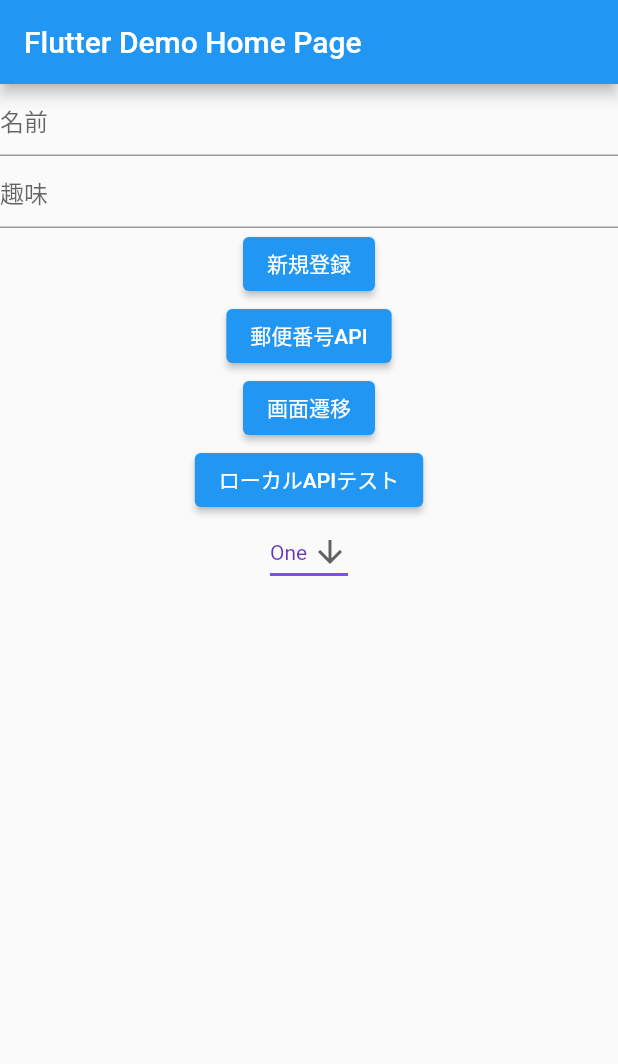
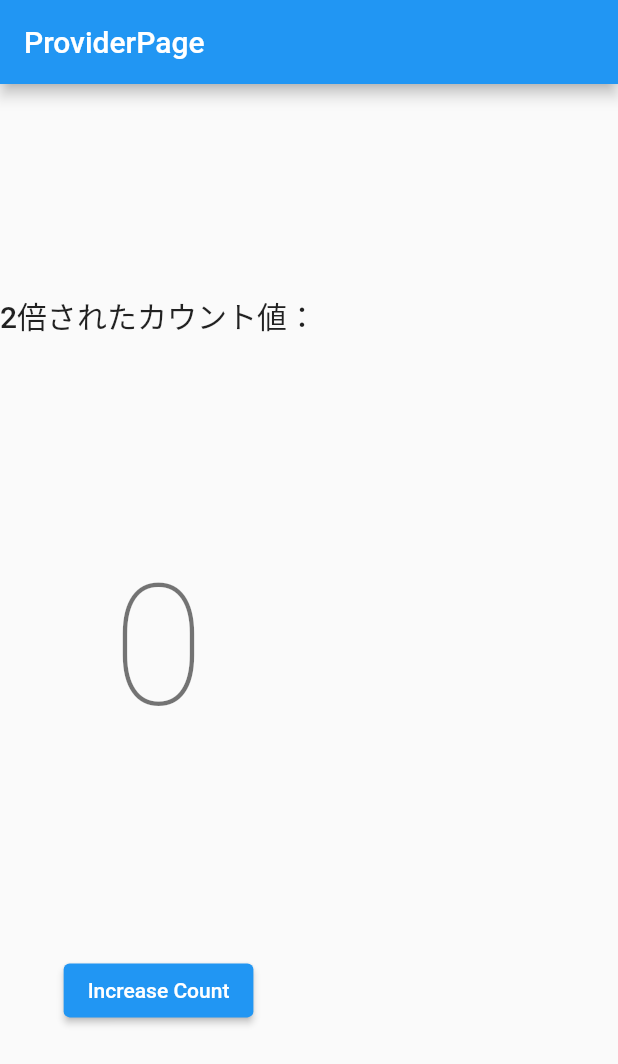
Before and after one commit to isshi06/flutter_sample_01, a Flutter app: the screen it shows after launch, on a phone screen of 412 x 824 dp. Shown: the top 1064 px of the screen. Run offline on Flutter 3.47's test engine with Material 2 defaults, Android fonts, the phone set to English and light mode, and no system bars; our stand-ins replace flutter_riverpod.

Commit message:
Riverpodサンプル

```diff
--- a/lib/main.dart
+++ b/lib/main.dart
@@ -1,9 +1,14 @@
 import 'package:flutter/material.dart';
 import 'package:flutter_sample_01/next_page.dart';
 import 'package:flutter_sample_01/service/api.dart';
+import 'package:flutter_riverpod/flutter_riverpod.dart';
 
 void main() {
-  runApp(const MyApp());
+  runApp(
+      const ProviderScope(
+        child: MyApp(),
+      ),
+  );
 }
 
 class MyApp extends StatelessWidget {
@@ -17,130 +22,58 @@ class MyApp extends StatelessWidget {
       theme: ThemeData(
         primarySwatch: Colors.blue,
       ),
-      home: const MyHomePage(title: 'Flutter Demo Home Page'),
+      home: const ProviderPage(),
     );
   }
 }
 
-class MyHomePage extends StatefulWidget {
-  const MyHomePage({Key? key, required this.title}) : super(key: key);
+// Provider example.
 
-  // このウィジェットは、アプリケーションのホームページです。ステートフル、つまり
-  // 影響を与えるフィールドを含むStateオブジェクト（以下に定義）があること
-  // それがどのように見えるか。
+// 1ずつ値を増加させるためのカウンターProvider
+final counterProvider = StateProvider((ref) => 0);
 
-  // このクラスは、状態の構成です。それは値を保持します（これでは
-  // 親（この場合はアプリウィジェット）によって提供されたタイトル）と
-  // stateのビルドメソッドで使用されます。ウィジェットサブクラスのフィールドは次のとおりです。
-  // 常に「最終」とマークされます。
+// カウンターの値を2倍にした値を提供するProvider
+final doubleCounterProvider = Provider((ref) {
+  final count = ref.watch(counterProvider);
+  return count * 2;
+});
 
-  final String title;
+// Widget example.
+class ProviderPage extends ConsumerWidget {
+  const ProviderPage({Key? key}) : super(key: key);
+
+  static const String title = 'ProviderPage';
+  static const String routeName = 'provider-page';
 
   @override
-  State<MyHomePage> createState() => _MyHomePageState();
-}
+  Widget build(BuildContext context, WidgetRef ref) {
+    // doubleCounterProvider を読み取る。
+    // counterProvider の状態が更新されると doubleCounterProvider も変更され、再構築される。
+    final doubleCount = ref.watch(doubleCounterProvider);
 
-class _MyHomePageState extends State<MyHomePage> {
-  int _counter = 0;
-  String dropdownValue = 'One';
-  ApiService api = ApiService();
-
-  void _incrementCounter() {
-    setState(() {
-      // このsetStateの呼び出しは、Flutterフレームワークに何かが持っていることを伝えます
-      // この状態で変更されたため、以下のビルドメソッドが再実行されます
-      // 表示に更新された値を反映できるようにします。変更した場合
-      // setState（）を呼び出さずに_counterを実行すると、ビルドメソッドは
-      // 再度呼び出されたため、何も起こらなかったようです。
-      _counter++;
-    });
-  }
-
-  final myController = TextEditingController();
-
-  @override
-  Widget build(BuildContext context) {
-    // このメソッドは、たとえば完了したように、setStateが呼び出されるたびに再実行されます。
-    // 上記の_incrementCounterメソッドによって。
     return Scaffold(
-      appBar: AppBar(
-        // ここでは、によって作成されたMyHomePageオブジェクトから値を取得します
-        // App.buildメソッドを使用し、それを使用してアプリバーのタイトルを設定します。
-        title: Text(widget.title),
+      appBar: AppBar(title: const Text(title)),
+      body: Column(
+        mainAxisAlignment: MainAxisAlignment.spaceEvenly,
+        children: [
+          Text(
+            '2倍されたカウント値：',
+            style: Theme.of(context).textTheme.headline6,
           ),
-      body: SizedBox(
-        width: double.infinity,
-        child: Column(
-          children: [
-            TextField(
-              decoration: const InputDecoration(
-                hintText: '名前',
-              ),
-              onChanged: (text) {
-                print('First text field: $text');
-              },
-              controller: myController,
-            ),
-            const TextField(
-              decoration: InputDecoration(
-                hintText: '趣味',
-              ),
+          // doubleCounterProvider の値を表示
+          Text(
+            '$doubleCount',
+            style: Theme.of(context).textTheme.headline1,
           ),
           ElevatedButton(
-              child: const Text('新規登録'),
-              onPressed: () {
-                // TODO: 新規登録
-              },
+            // counterProvider の値を+1する。
+            onPressed: () => ref.read(counterProvider.notifier).update(
+                  (state) => state + 1,
             ),
-            ElevatedButton(
-              onPressed: api.zipApi,
-              child: const Text('郵便番号API'),
-            ),
-            // ElevatedButton(
-            //   onPressed: _zipApiPageChange,
-            //   child: const Text('郵便番号API画面遷移有り'),
-            // ),
-            ElevatedButton(
-              onPressed: () {
-                Navigator.push(
-                  context,
-                  MaterialPageRoute<void>(
-                    builder: (context) => NextPage('夏目漱石'),
-                  ),
-                );
-              },
-              child: const Text('画面遷移'),
-            ),
-            ElevatedButton(
-              onPressed: api.localAPITest,
-              child: const Text('ローカルAPIテスト'),
-            ),
-            DropdownButton<String>(
-              value: dropdownValue,
-              icon: const Icon(Icons.arrow_downward),
-              iconSize: 24,
-              elevation: 16,
-              style: const TextStyle(color: Colors.deepPurple),
-              underline: Container(
-                height: 2,
-                color: Colors.deepPurpleAccent,
-              ),
-              onChanged: (String? newValue) {
-                setState(() {
-                  dropdownValue = newValue!;
-                });
-              },
-              items: <String>['One', 'Two', 'Free', 'Four']
-                  .map<DropdownMenuItem<String>>((String value) {
-                return DropdownMenuItem<String>(
-                  value: value,
-                  child: Text(value),
-                );
-              }).toList(),
+            child: const Text('Increase Count'),
           ),
         ],
       ),
-      ), // この末尾のコンマにより、ビルドメソッドの自動フォーマットがより適切になります。
     );
   }
 }
--- a/pubspec.yaml
+++ b/pubspec.yaml
@@ -47,6 +47,7 @@ dev_dependencies:
   flutter_lints: ^1.0.4
   pedantic_mono: any
   http:
+  flutter_riverpod: ^1.0.0
 
 # For information on the generic Dart part of this file, see the
 # following page: https://dart.dev/tools/pub/pubspec
```
Also changed, not shown: pubspec.lock. Lines whose indentation alone changed are shown as unchanged.
